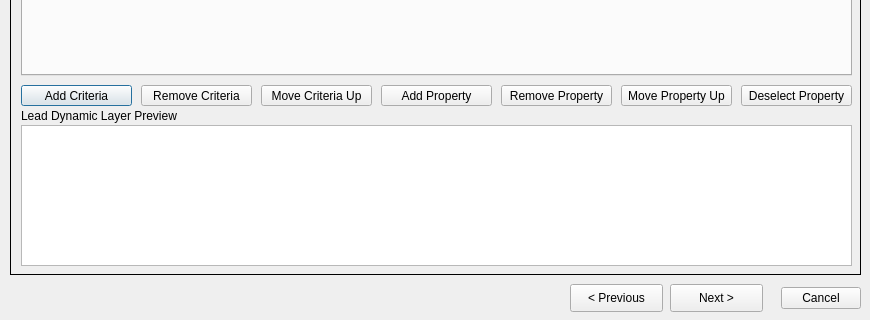
anthony-cooper/mbb-qgis-plugin, file mbb_core_dialog_base.ui: the form before one commit; both pictures show x 0 to 870 and y 436 to 756 of the 870 by 756 pixel window.
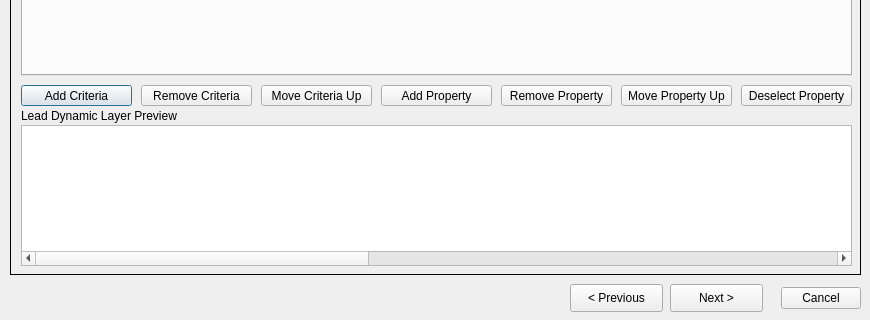
The form after the commit.

Commit message: Complete previous commit Connect layers and alt text in tree widget in expanding number of columns

What changed in the file:
```diff
--- a/mbb_core_dialog_base.ui
+++ b/mbb_core_dialog_base.ui
@@ -428,7 +428,7 @@
       <bool>true</bool>
      </property>
      <property name="columnCount">
-      <number>1</number>
+      <number>4</number>
      </property>
      <attribute name="headerVisible">
       <bool>false</bool>
@@ -441,6 +441,21 @@
        <string notr="true">1</string>
       </property>
      </column>
+     <column>
+      <property name="text">
+       <string notr="true">2</string>
+      </property>
+     </column>
+     <column>
+      <property name="text">
+       <string notr="true">3</string>
+      </property>
+     </column>
+     <column>
+      <property name="text">
+       <string notr="true">4</string>
+      </property>
+     </column>
     </widget>
     <widget class="QPushButton" name="deselProperty">
      <property name="geometry">
```
The commit also changes 1 other file.
